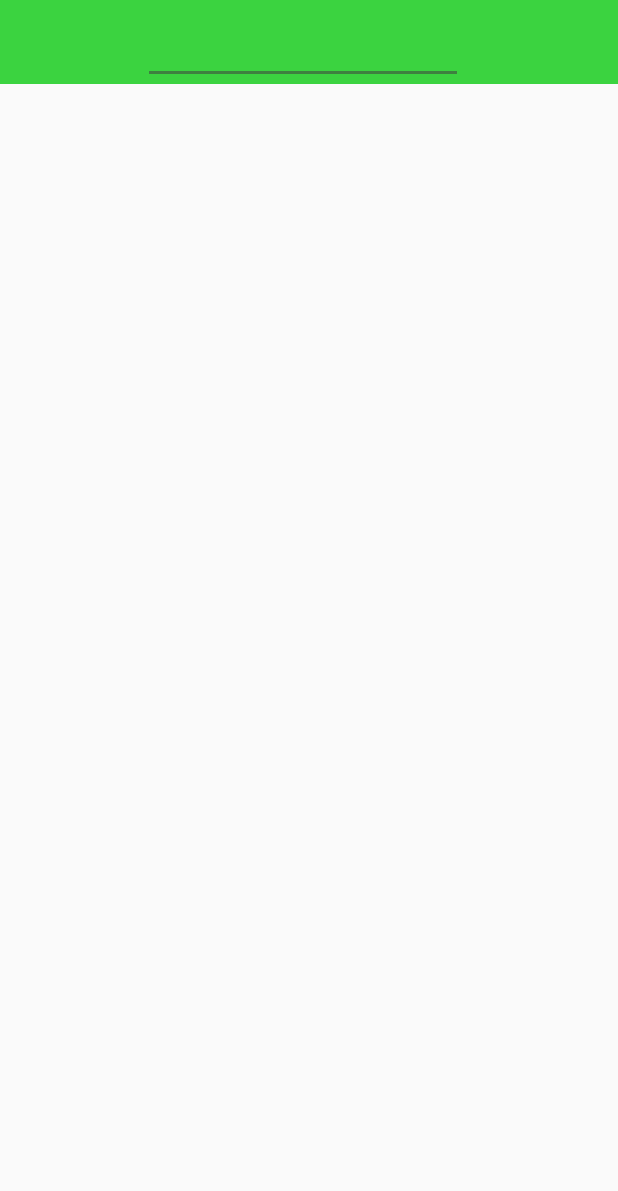
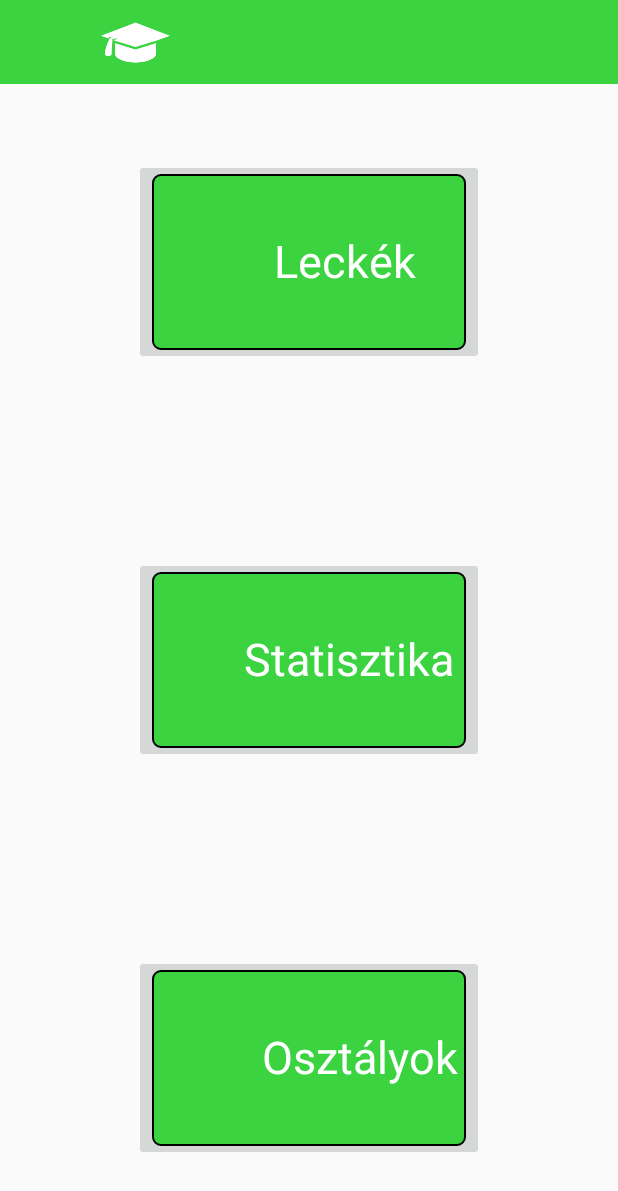
Before and after one commit to gitjuzer/2018_IIAFP_B, an Android app: the TeacherMenu screen opened directly, with no data from a screen before it, on a phone screen of 412 x 824 dp. Shown: the top 1191 px of the screen. Run offline under Robolectric (Android 15) with nearby library versions, the phone set to English and light mode, and no system bars.

Commit message:
Android - Tanár kezdőlap

```diff
--- a/Android app/OktatoApp/app/src/main/java/hu/afp/oktatoapp/TeacherMenu.java
+++ b/Android app/OktatoApp/app/src/main/java/hu/afp/oktatoapp/TeacherMenu.java
@@ -15,7 +15,7 @@ public class TeacherMenu extends AppCompatActivity {
         final TextView usernameDisplay;
 
 
-        usernameDisplay = findViewById(R.id.username_editText);
+        usernameDisplay = findViewById(R.id.usernameT_TextView);
         usernameDisplay.setText(getIntent().getStringExtra("Username"));
     }
 }
--- a/Android app/OktatoApp/app/src/main/res/layout/activity_student_menu.xml
+++ b/Android app/OktatoApp/app/src/main/res/layout/activity_student_menu.xml
@@ -91,7 +91,7 @@
         android:textSize="30sp"
         app:layout_constraintBottom_toBottomOf="@+id/statistic_button"
         app:layout_constraintEnd_toEndOf="@+id/statistic_button"
-        app:layout_constraintStart_toEndOf="@+id/imageView2"
+        app:layout_constraintStart_toEndOf="@+id/statisticIcon_ImgView"
         app:layout_constraintTop_toTopOf="@+id/statistic_button"
         app:layout_constraintVertical_bias="0.531" />
 
@@ -107,7 +107,7 @@
         app:layout_constraintTop_toTopOf="@+id/duel_button" />
 
     <ImageView
-        android:id="@+id/imageView"
+        android:id="@+id/learningIcon_ImgView"
         android:layout_width="46dp"
         android:layout_height="46dp"
         android:layout_marginStart="24dp"
@@ -119,7 +119,7 @@
         app:srcCompat="@drawable/ic_lightbulb" />
 
     <ImageView
-        android:id="@+id/imageView2"
+        android:id="@+id/statisticIcon_ImgView"
         android:layout_width="46dp"
         android:layout_height="46dp"
         android:layout_marginStart="24dp"
@@ -129,7 +129,7 @@
         app:srcCompat="@drawable/ic_poll" />
 
     <ImageView
-        android:id="@+id/imageView5"
+        android:id="@+id/duelIcon_ImgView"
         android:layout_width="46dp"
         android:layout_height="46dp"
         android:layout_marginStart="24dp"
@@ -140,7 +140,7 @@
         app:srcCompat="@drawable/ic_sword_cross" />
 
     <ImageView
-        android:id="@+id/imageView3"
+        android:id="@+id/studentIcon_ImgView"
         android:layout_width="46dp"
         android:layout_height="46dp"
         android:layout_marginStart="32dp"
--- a/Android app/OktatoApp/app/src/main/res/layout/activity_teacher_menu.xml
+++ b/Android app/OktatoApp/app/src/main/res/layout/activity_teacher_menu.xml
@@ -5,6 +5,18 @@
     android:layout_width="match_parent"
     android:layout_height="match_parent"
     tools:context=".TeacherMenu">
+
+    <ImageButton
+        android:id="@+id/imageButton3"
+        android:layout_width="233dp"
+        android:layout_height="137dp"
+        android:layout_marginStart="8dp"
+        android:layout_marginEnd="8dp"
+        android:layout_marginBottom="50dp"
+        app:layout_constraintBottom_toBottomOf="parent"
+        app:layout_constraintEnd_toEndOf="parent"
+        app:layout_constraintStart_toStartOf="parent"
+        app:srcCompat="@drawable/button_background" />
 
     <android.support.v7.widget.Toolbar
         android:id="@+id/upperToolbar"
@@ -17,18 +29,92 @@
         app:layout_constraintStart_toStartOf="parent"
         app:layout_constraintTop_toTopOf="parent" />
 
-    <EditText
-        android:id="@+id/username_editText"
-        android:layout_width="wrap_content"
-        android:layout_height="48dp"
+    <ImageView
+        android:id="@+id/imageView"
+        android:layout_width="46dp"
+        android:layout_height="46dp"
+        android:layout_marginStart="32dp"
         android:layout_marginTop="8dp"
         android:layout_marginEnd="8dp"
         android:layout_marginBottom="8dp"
-        android:ems="10"
-        android:inputType="textPersonName"
         app:layout_constraintBottom_toBottomOf="@+id/upperToolbar"
-        app:layout_constraintEnd_toEndOf="@+id/upperToolbar"
+        app:layout_constraintEnd_toStartOf="@+id/usernameT_TextView"
+        app:layout_constraintHorizontal_bias="0.95"
         app:layout_constraintStart_toStartOf="@+id/upperToolbar"
-        app:layout_constraintTop_toTopOf="parent"
-        app:layout_constraintVertical_bias="0.0" />
+        app:layout_constraintTop_toTopOf="@+id/upperToolbar"
+        app:srcCompat="@drawable/ic_teacher" />
+
+    <ImageButton
+        android:id="@+id/imageButton"
+        android:layout_width="233dp"
+        android:layout_height="137dp"
+        android:layout_marginStart="8dp"
+        android:layout_marginTop="50dp"
+        android:layout_marginEnd="8dp"
+        app:layout_constraintEnd_toEndOf="parent"
+        app:layout_constraintStart_toStartOf="parent"
+        app:layout_constraintTop_toBottomOf="@+id/upperToolbar"
+        app:srcCompat="@drawable/button_background" />
+
+    <ImageButton
+        android:id="@+id/imageButton2"
+        android:layout_width="233dp"
+        android:layout_height="137dp"
+        android:layout_marginStart="8dp"
+        android:layout_marginTop="8dp"
+        android:layout_marginEnd="8dp"
+        android:layout_marginBottom="8dp"
+        app:layout_constraintBottom_toTopOf="@+id/imageButton3"
+        app:layout_constraintEnd_toEndOf="parent"
+        app:layout_constraintStart_toStartOf="parent"
+        app:layout_constraintTop_toBottomOf="@+id/imageButton"
+        app:srcCompat="@drawable/button_background" />
+
+    <TextView
+        android:id="@+id/lessons_textView"
+        android:layout_width="140dp"
+        android:layout_height="43dp"
+        android:text="@string/lessons"
+        android:textColor="@color/white"
+        android:textSize="30sp"
+        app:layout_constraintBottom_toBottomOf="@+id/imageButton"
+        app:layout_constraintEnd_toEndOf="@+id/imageButton"
+        app:layout_constraintTop_toTopOf="@+id/imageButton" />
+
+    <TextView
+        android:id="@+id/classes_textView"
+        android:layout_width="140dp"
+        android:layout_height="43dp"
+        android:layout_marginEnd="8dp"
+        android:text="@string/classes"
+        android:textColor="@color/white"
+        android:textSize="30sp"
+        app:layout_constraintBottom_toBottomOf="@+id/imageButton3"
+        app:layout_constraintEnd_toEndOf="@+id/imageButton3"
+        app:layout_constraintTop_toTopOf="@+id/imageButton3" />
+
+    <TextView
+        android:id="@+id/statisticT_textView"
+        android:layout_width="152dp"
+        android:layout_height="43dp"
+        android:layout_marginEnd="8dp"
+        android:text="@string/statistic"
+        android:textColor="@color/white"
+        android:textSize="30sp"
+        app:layout_constraintBottom_toBottomOf="@+id/imageButton2"
+        app:layout_constraintEnd_toEndOf="@+id/imageButton2"
+        app:layout_constraintTop_toTopOf="@+id/imageButton2" />
+
+    <TextView
+        android:id="@+id/usernameT_TextView"
+        android:layout_width="213dp"
+        android:layout_height="50dp"
+        android:layout_marginStart="8dp"
+        android:layout_marginEnd="8dp"
+        app:layout_constraintBottom_toBottomOf="@+id/upperToolbar"
+        app:layout_constraintEnd_toEndOf="parent"
+        app:layout_constraintHorizontal_bias="0.63"
+        app:layout_constraintStart_toStartOf="@+id/upperToolbar"
+        app:layout_constraintTop_toTopOf="@+id/upperToolbar" />
+
 </android.support.constraint.ConstraintLayout>
--- a/Android app/OktatoApp/app/src/main/res/values/strings.xml
+++ b/Android app/OktatoApp/app/src/main/res/values/strings.xml
@@ -15,4 +15,6 @@
     <string name="emailAddress">E-mail cím</string>
     <string name="firstName">Keresztnév</string>
     <string name="lastName">Családnév</string>
+    <string name="lessons">Leckék</string>
+    <string name="classes">Osztályok</string>
 </resources>
```
